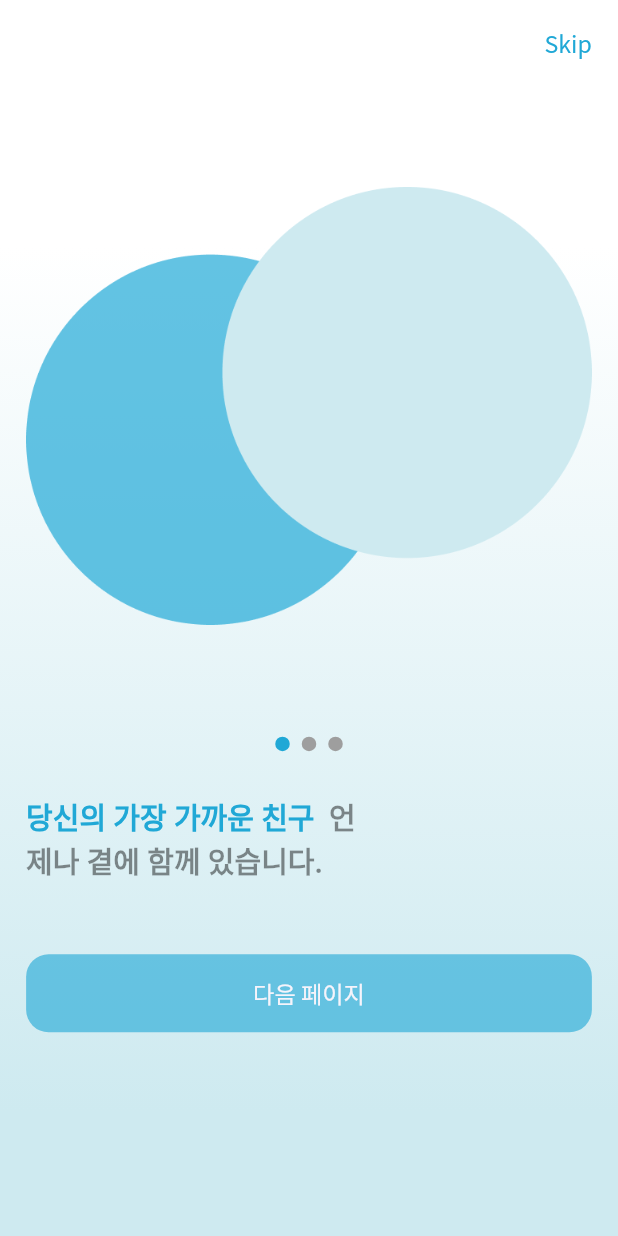
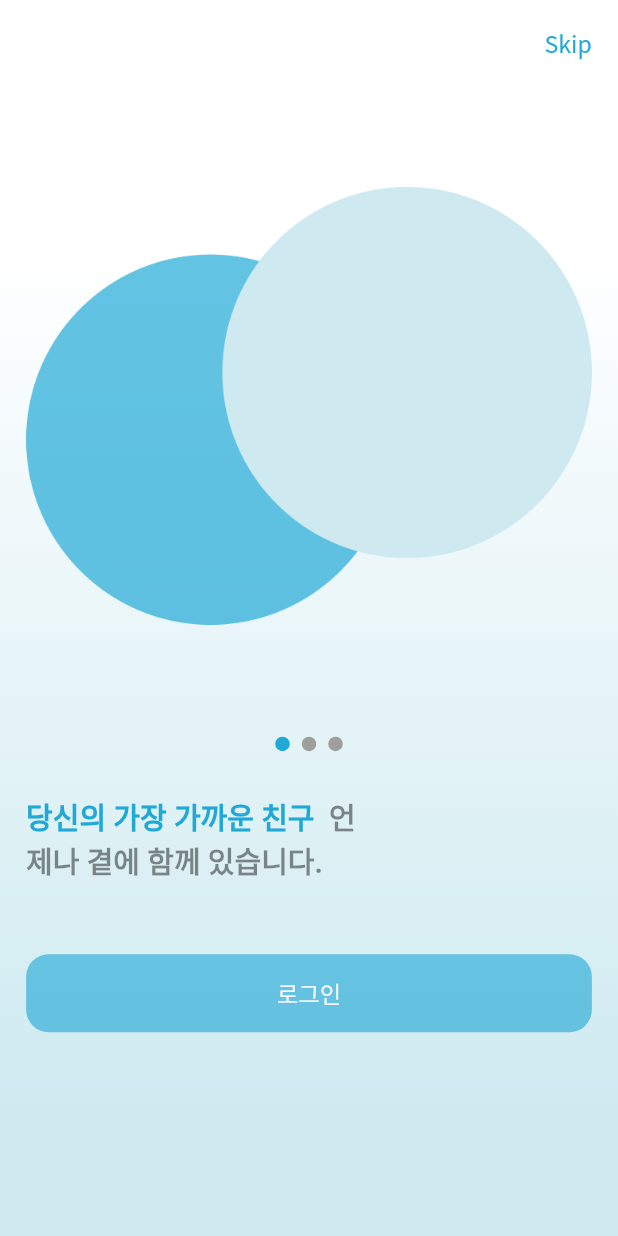
Before and after one commit to katcrow/myFirstProject, a Flutter app: the screen it shows after launch, after a tap on "다음 페이지", on a phone screen of 412 x 824 dp. Run offline on Flutter 3.47's test engine with Material 2 defaults, Android fonts, the phone set to English and light mode, and no system bars; drawn by our look-alikes of smooth_page_indicator; our stand-ins replace flutter_screenutil, get, typewritertext.

Commit message:
onboard refactoring

```diff
--- a/lib/onboard/application/onboard_controller.dart
+++ b/lib/onboard/application/onboard_controller.dart
@@ -25,7 +25,7 @@ class OnboardingController extends GetxController {
       Get.offAllNamed("/login");
     } else {
       pageController.nextPage(
-        duration: Duration(seconds: 3),
+        duration: Duration(milliseconds: 500),
         curve: Curves.easeIn,
       );
     }
--- a/lib/onboard/presentation/onboard_screen.dart
+++ b/lib/onboard/presentation/onboard_screen.dart
@@ -34,6 +34,7 @@ class OnboardingScreen extends StatelessWidget {
                 image: "assets/images/logo.png",
                 subTitle1: CustomText.onboard_page_subtitle1_1,
                 subTitle2: CustomText.onboard_page_subtitle2_1,
+                pageIndex: 1,
                 isSmallImage: true,
                 onPressed: _controller.nextPage, // 함수를 넘기기때문에 () 는 없이 보낸다.
                 skipButtonPressed: ()=> Get.offAllNamed("/login"),
@@ -43,6 +44,7 @@ class OnboardingScreen extends StatelessWidget {
                 image: "assets/images/logo.png",
                 subTitle1: CustomText.onboard_page_subtitle1_1,
                 subTitle2: CustomText.onboard_page_subtitle2_1,
+                pageIndex: 2,
                 isSmallImage: false,
                 onPressed: _controller.nextPage, // 함수를 넘기기때문에 () 는 없이 보낸다.
                 skipButtonPressed: ()=> Get.offAllNamed("/login"),
@@ -52,6 +54,7 @@ class OnboardingScreen extends StatelessWidget {
                 image: "assets/images/logo.png",
                 subTitle1: CustomText.onboard_page_subtitle1_1,
                 subTitle2: CustomText.onboard_page_subtitle2_1,
+                pageIndex: 3,
                 isSmallImage: false,
                 onPressed: _controller.nextPage, // 함수를 넘기기때문에 () 는 없이 보낸다.
                 skipButtonPressed: ()=> Get.offAllNamed("/login"),
--- a/lib/onboard/widgets/onboard_template.dart
+++ b/lib/onboard/widgets/onboard_template.dart
@@ -1,7 +1,6 @@
 import 'package:first_mental_health/core/theme/app_colors.dart';
 import 'package:flutter/material.dart';
 import 'package:flutter_screenutil/flutter_screenutil.dart';
-
 // import 'package:get/get.dart';
 import 'package:smooth_page_indicator/smooth_page_indicator.dart';
 
@@ -11,6 +10,7 @@ class OnboardTemplate extends StatelessWidget {
   final String image; // 대표 이미지 경로
   final String subTitle1;
   final String subTitle2;
+  final int pageIndex;
   final bool isSmallImage;
   final VoidCallback onPressed; // 버튼 클릭 시 이벤트
   final VoidCallback skipButtonPressed; // 스킵하자는 버튼 , 바로 로그인으로
@@ -21,6 +21,7 @@ class OnboardTemplate extends StatelessWidget {
     required this.image,
     required this.subTitle1,
     required this.subTitle2,
+    required this.pageIndex,
     required this.isSmallImage,
     required this.onPressed,
     required this.skipButtonPressed,
@@ -120,9 +121,7 @@ class OnboardTemplate extends StatelessWidget {
           SizedBox(height: 50.h),
           //-- 하단 버튼
           GestureDetector(
-            onTap: () {
-              onPressed;
-            },
+            onTap: onPressed,
             child: Container(
               padding: EdgeInsets.all(15.0.h),
               width: MediaQuery.of(context).size.width,
@@ -132,7 +131,7 @@ class OnboardTemplate extends StatelessWidget {
               ),
               child: Center(
                 child: Text(
-                  pageController.page != 2 ? "다음 페이지" : "로그인",
+                  pageIndex != 2 ? "다음 페이지" : "로그인",
                   style: TextStyle(
                     fontWeight: FontWeight.normal,
                     fontSize: 16.sp,
```
